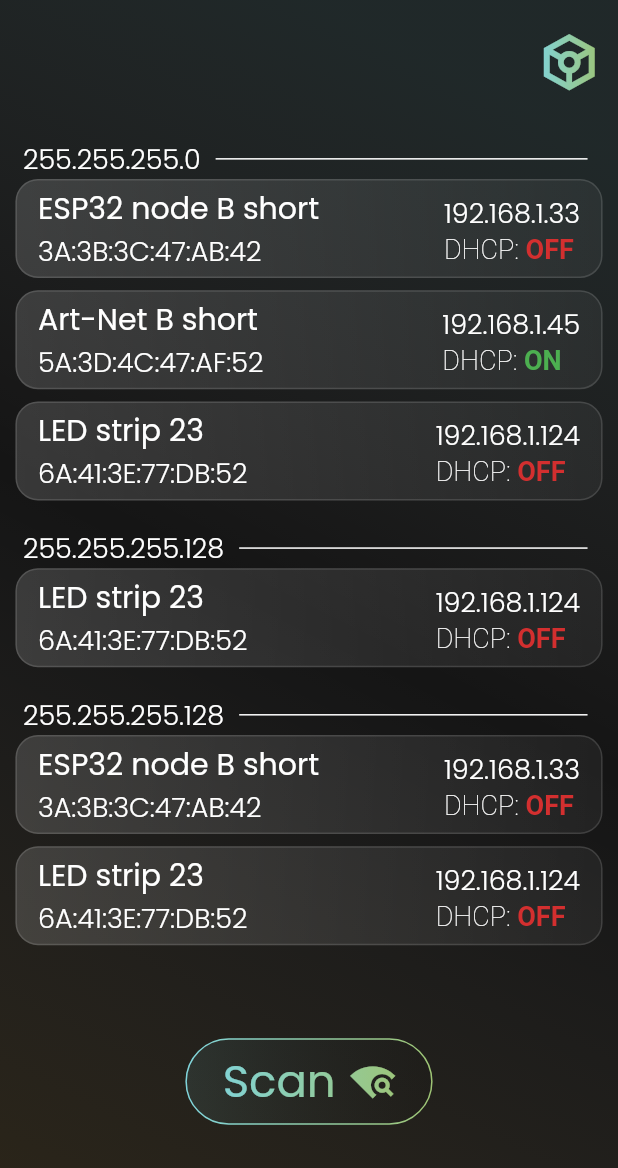
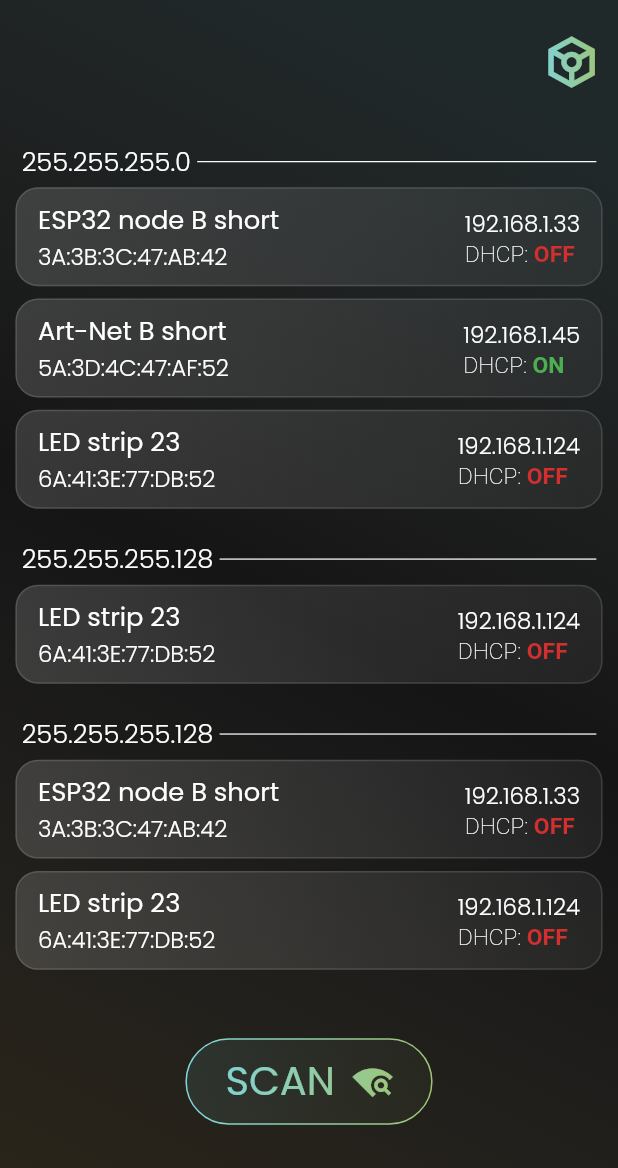
Before and after one commit to the1der/artnet_app, a Flutter app: the screen it shows after launch, on a phone screen of 412 x 824 dp. Shown: the top 1168 px of the screen. Run offline on Flutter 3.47's test engine with Material 2 defaults, Android fonts, the phone set to English and light mode, and no system bars; our stand-ins replace equatable, flutter_bloc, flutter_screenutil, gradient_borders.

Commit message:
fix respensivness

```diff
--- a/lib/main.dart
+++ b/lib/main.dart
@@ -1,6 +1,7 @@
 import 'package:artnet_app/models/app_theme.dart';
 import 'package:artnet_app/screens/home/home_screen.dart';
 import 'package:flutter/material.dart';
+import 'package:flutter_screenutil/flutter_screenutil.dart';
 
 void main() {
   runApp(const MyApp());
@@ -27,6 +28,11 @@ class MyApp extends StatelessWidget {
   // This widget is the root of your application.
   @override
   Widget build(BuildContext context) {
+    return ScreenUtilInit(
+      designSize: const Size(1080, 2160),
+      minTextAdapt: true,
+      splitScreenMode: true,
+      builder: (context, child) {
         return MaterialApp(
           title: 'Flutter Demo',
           debugShowCheckedModeBanner: false,
@@ -42,5 +48,7 @@ class MyApp extends StatelessWidget {
           ),
           home: HomeScreen(),
         );
+      },
+    );
   }
 }
--- a/lib/screens/home/home_screen.dart
+++ b/lib/screens/home/home_screen.dart
@@ -6,7 +6,7 @@ import 'package:artnet_app/screens/home/widgets/gradient_box.dart';
 import 'package:artnet_app/screens/home/widgets/netmask_separator.dart';
 import 'package:artnet_app/screens/home/widgets/node_box.dart';
 import 'package:flutter/material.dart';
-import 'package:simple_gradient_text/simple_gradient_text.dart';
+import 'package:flutter_screenutil/flutter_screenutil.dart';
 
 class HomeScreen extends StatelessWidget {
   HomeScreen({super.key});
@@ -44,14 +44,14 @@ class HomeScreen extends StatelessWidget {
           crossAxisAlignment: CrossAxisAlignment.center,
           children: [
             SizedBox(
-              height: MediaQuery.of(context).size.height * 0.10,
+              height: 0.10.sh,
               child: Row(
                 mainAxisAlignment: MainAxisAlignment.end,
                 children: [
                   ShaderMask(
                     child: Icon(
                       Icons.token_outlined,
-                      size: 45,
+                      size: 0.1.sw,
                       color: Colors.white,
                     ),
                     shaderCallback: (Rect bounds) {
@@ -60,19 +60,19 @@ class HomeScreen extends StatelessWidget {
                         end: Alignment.centerRight,
                         colors: <Color>[
                           Theme.of(context).colorScheme.primary,
-                          Color(0xFF9EC474),
+                          const Color(0xFF9EC474),
                         ],
                       ).createShader(bounds);
                     },
                   ),
                   SizedBox(
-                    width: 10,
+                    width: 0.025.sw,
                   ),
                 ],
               ),
             ),
             SizedBox(
-              height: MediaQuery.of(context).size.height * 0.7,
+              height: 0.7.sh,
               child: SingleChildScrollView(
                 child: Column(
                   children: [
@@ -97,25 +97,25 @@ class HomeScreen extends StatelessWidget {
             ),
             Container(
               alignment: Alignment.center,
-              height: MediaQuery.of(context).size.height * 0.15,
+              height: 0.15.sh,
               child: GlassBoxTwo(
-                boxWidth: MediaQuery.of(context).size.width * 0.4,
-                boxHeight: MediaQuery.of(context).size.height * 0.07,
+                boxWidth: 0.4.sw,
+                boxHeight: 0.07.sh,
                 boxColor: Theme.of(context).colorScheme.primary,
                 child: ShaderMask(
                   child: Row(
                     mainAxisAlignment: MainAxisAlignment.spaceEvenly,
-                    children: const [
+                    children: [
                       Text(
-                        "Scan",
+                        "SCAN",
                         style: TextStyle(
                           // color: Theme.of(context).colorScheme.primary,
-                          fontSize: 30,
+                          fontSize: 70.sp,
                         ),
                       ),
                       Icon(
                         Icons.wifi_find,
-                        size: 30,
+                        size: 0.065.sw,
                         // color: Theme.of(context).colorScheme.primary,
                       )
                     ],
@@ -126,7 +126,7 @@ class HomeScreen extends StatelessWidget {
                       end: Alignment.centerRight,
                       colors: <Color>[
                         Theme.of(context).colorScheme.primary,
-                        Color(0xFF9EC474),
+                        const Color(0xFF9EC474),
                       ],
                     ).createShader(bounds);
                   },
--- a/lib/screens/home/widgets/glass_box.dart
+++ b/lib/screens/home/widgets/glass_box.dart
@@ -91,14 +91,14 @@ class GlassBoxTwo extends StatelessWidget {
                 gradient: LinearGradient(
                   colors: [
                     Theme.of(context).colorScheme.primary,
-                    Color(0xFF9EC474),
+                    const Color(0xFF9EC474),
                   ],
                 ),
               ),
               gradient: LinearGradient(
                 colors: [
                   boxColor?.withOpacity(0.1) ?? Colors.white.withOpacity(0.15),
-                  Colors.black.withOpacity(0.05),
+                  const Color(0xFF9EC474).withOpacity(0.05),
                 ],
               ),
             ),
--- a/lib/screens/home/widgets/netmask_separator.dart
+++ b/lib/screens/home/widgets/netmask_separator.dart
@@ -1,8 +1,7 @@
 import 'dart:io';
 
 import 'package:flutter/material.dart';
-import 'package:flutter/src/widgets/framework.dart';
-import 'package:flutter/src/widgets/placeholder.dart';
+import 'package:flutter_screenutil/flutter_screenutil.dart';
 
 class NetMaskSeparator extends StatelessWidget {
   NetMaskSeparator({super.key, required this.netMask});
@@ -10,28 +9,30 @@ class NetMaskSeparator extends StatelessWidget {
   @override
   Widget build(BuildContext context) {
     return SizedBox(
-      width: MediaQuery.of(context).size.width * 0.95,
+      // width: MediaQuery.of(context).size.width * 0.95,
+      width: 0.95.sw,
       child: Padding(
-        padding: const EdgeInsets.only(top: 10.0),
+        padding: EdgeInsets.only(top: 0.015.sh, bottom: 0.005.sh),
         child: Row(
           crossAxisAlignment: CrossAxisAlignment.center,
           mainAxisAlignment: MainAxisAlignment.start,
           children: [
             SizedBox(
-              width: 5,
+              width: 0.01.sw,
             ),
             Text(
               netMask.address,
               style: TextStyle(
-                fontSize: 18,
+                fontSize: 45.sp,
                 fontWeight: FontWeight.w100,
               ),
             ),
             Expanded(
                 child: Padding(
-              padding: EdgeInsets.symmetric(horizontal: 10),
+              padding: EdgeInsets.symmetric(horizontal: 0.01.sw),
               child: Container(
-                height: 1,
+                height: 0.001.sh,
+                // height: 1,
                 color: Colors.white,
               ),
             ))
--- a/lib/screens/home/widgets/node_box.dart
+++ b/lib/screens/home/widgets/node_box.dart
@@ -2,6 +2,7 @@ import 'dart:ui';
 import 'package:artnet_app/models/node_info.dart';
 import 'package:artnet_app/screens/home/widgets/glass_box.dart';
 import 'package:flutter/material.dart';
+import 'package:flutter_screenutil/flutter_screenutil.dart';
 
 class NodeBox extends StatelessWidget {
   ArtNetNode artNetNode;
@@ -9,11 +10,10 @@ class NodeBox extends StatelessWidget {
   @override
   Widget build(BuildContext context) {
     return Padding(
-      padding:
-          EdgeInsets.only(bottom: MediaQuery.of(context).size.height * 0.01),
+      padding: EdgeInsets.only(bottom: 0.01.sh),
       child: GlassBox(
-        boxWidth: MediaQuery.of(context).size.width * 0.95,
-        boxHeight: MediaQuery.of(context).size.height * 0.08,
+        boxWidth: 0.95.sw,
+        boxHeight: 0.08.sh,
         child: Row(
           mainAxisAlignment: MainAxisAlignment.spaceBetween,
           children: [
@@ -23,15 +23,15 @@ class NodeBox extends StatelessWidget {
               children: [
                 Text(
                   artNetNode.shortName,
-                  style: const TextStyle(
-                    fontSize: 20,
+                  style: TextStyle(
+                    fontSize: 45.sp,
                   ),
                 ),
                 Text(
                   artNetNode.macAddress,
-                  style: const TextStyle(
+                  style: TextStyle(
                     fontWeight: FontWeight.w100,
-                    fontSize: 18,
+                    fontSize: 40.sp,
                   ),
                 )
               ],
@@ -42,25 +42,25 @@ class NodeBox extends StatelessWidget {
               children: [
                 Text(
                   artNetNode.nodeIp.address,
-                  style: const TextStyle(
+                  style: TextStyle(
                     fontWeight: FontWeight.w100,
-                    fontSize: 18,
+                    fontSize: 40.sp,
                   ),
                 ),
                 RichText(
                   text: TextSpan(
                     text: "DHCP: ",
-                    style: const TextStyle(
+                    style: TextStyle(
                       fontWeight: FontWeight.w100,
-                      fontSize: 18,
+                      fontSize: 40.sp,
                     ),
                     children: [
                       artNetNode.dhcpEnabled
-                          ? const TextSpan(
+                          ? TextSpan(
                               text: "ON",
                               style: TextStyle(
                                 fontWeight: FontWeight.w700,
-                                fontSize: 18,
+                                fontSize: 40.sp,
                                 color: Colors.green,
                               ),
                             )
@@ -68,7 +68,7 @@ class NodeBox extends StatelessWidget {
                               text: "OFF",
                               style: TextStyle(
                                 fontWeight: FontWeight.w700,
-                                fontSize: 18,
+                                fontSize: 40.sp,
                                 color: Colors.red[700],
                               ),
                             ),
--- a/pubspec.yaml
+++ b/pubspec.yaml
@@ -40,7 +40,7 @@ dependencies:
   equatable: ^2.0.5
   lottie: ^1.4.3
   gradient_borders: ^1.0.0
-  simple_gradient_text: ^1.2.4
+  flutter_screenutil: ^5.7.0
 
 dev_dependencies:
   flutter_test:
```
Also changed, not shown: pubspec.lock. Lines whose indentation alone changed are shown as unchanged.
